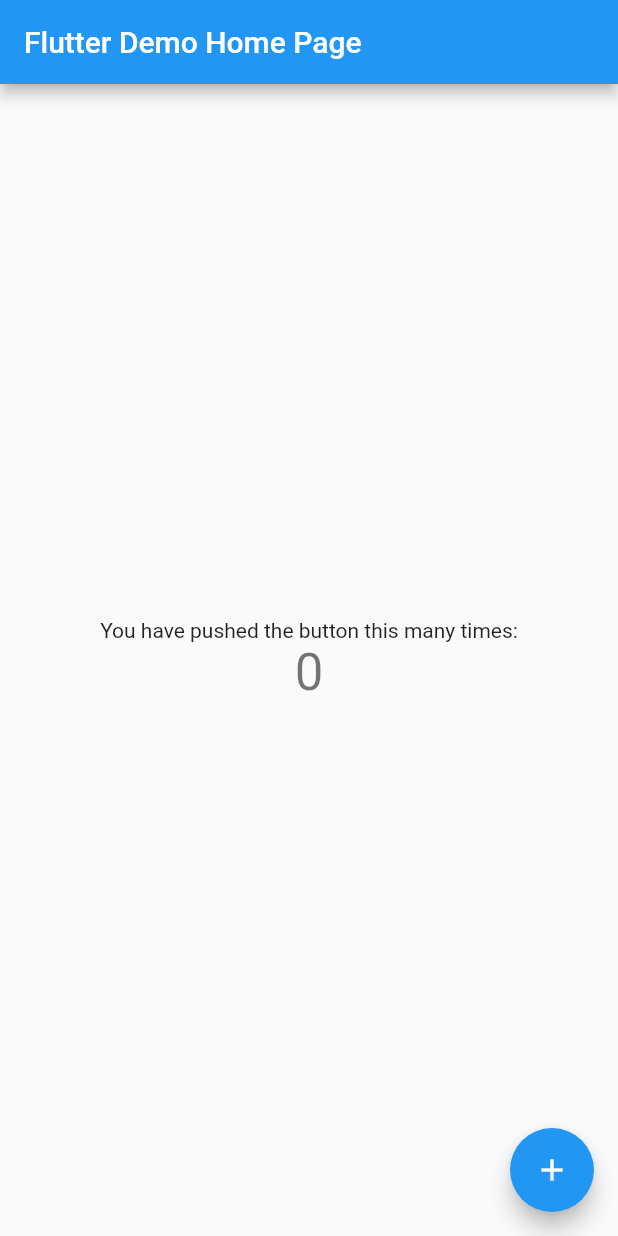
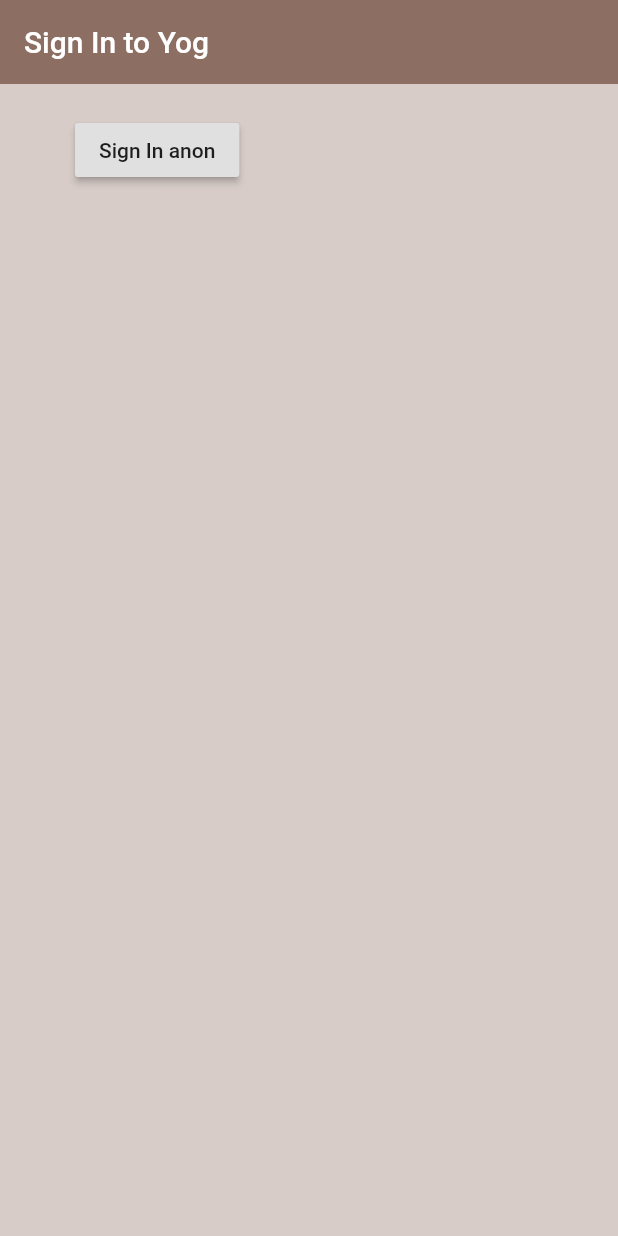
Before and after one commit to iqrafatimame/Flutter-Firebase, a Flutter app: the screen it shows after launch, on a phone screen of 412 x 824 dp. Run offline on Flutter 3.47's test engine with Material 2 defaults, Android fonts, the phone set to English and light mode, and no system bars; our stand-ins replace firebase_auth; accounts and stored records are empty.

Commit message:
📦 NEW: Sign in anonymously

```diff
--- a/lib/main.dart
+++ b/lib/main.dart
@@ -1,4 +1,8 @@
+import 'package:SignIn/models/user.dart';
+import 'package:SignIn/servives/auth.dart';
+import 'package:SignIn/wraper.dart';
 import 'package:flutter/material.dart';
+import 'package:provider/provider.dart';
 
 void main() {
   runApp(MyApp());
@@ -8,110 +12,12 @@ class MyApp extends StatelessWidget {
   // This widget is the root of your application.
   @override
   Widget build(BuildContext context) {
-    return MaterialApp(
-      title: 'Flutter Demo',
-      theme: ThemeData(
-        // This is the theme of your application.
-        //
-        // Try running your application with "flutter run". You'll see the
-        // application has a blue toolbar. Then, without quitting the app, try
-        // changing the primarySwatch below to Colors.green and then invoke
-        // "hot reload" (press "r" in the console where you ran "flutter run",
-        // or simply save your changes to "hot reload" in a Flutter IDE).
-        // Notice that the counter didn't reset back to zero; the application
-        // is not restarted.
-        primarySwatch: Colors.blue,
-        // This makes the visual density adapt to the platform that you run
-        // the app on. For desktop platforms, the controls will be smaller and
-        // closer together (more dense) than on mobile platforms.
-        visualDensity: VisualDensity.adaptivePlatformDensity,
+    return StreamProvider<User>.value(
+      value: AuthService().user,
+      child: MaterialApp(
+        debugShowCheckedModeBanner: false,
+        home: Wrapper(),
       ),
-      home: MyHomePage(title: 'Flutter Demo Home Page'),
     );
   }
 }
-
-class MyHomePage extends StatefulWidget {
-  MyHomePage({Key key, this.title}) : super(key: key);
-
-  // This widget is the home page of your application. It is stateful, meaning
-  // that it has a State object (defined below) that contains fields that affect
-  // how it looks.
-
-  // This class is the configuration for the state. It holds the values (in this
-  // case the title) provided by the parent (in this case the App widget) and
-  // used by the build method of the State. Fields in a Widget subclass are
-  // always marked "final".
-
-  final String title;
-
-  @override
-  _MyHomePageState createState() => _MyHomePageState();
-}
-
-class _MyHomePageState extends State<MyHomePage> {
-  int _counter = 0;
-
-  void _incrementCounter() {
-    setState(() {
-      // This call to setState tells the Flutter framework that something has
-      // changed in this State, which causes it to rerun the build method below
-      // so that the display can reflect the updated values. If we changed
-      // _counter without calling setState(), then the build method would not be
-      // called again, and so nothing would appear to happen.
-      _counter++;
-    });
-  }
-
-  @override
-  Widget build(BuildContext context) {
-    // This method is rerun every time setState is called, for instance as done
-    // by the _incrementCounter method above.
-    //
-    // The Flutter framework has been optimized to make rerunning build methods
-    // fast, so that you can just rebuild anything that needs updating rather
-    // than having to individually change instances of widgets.
-    return Scaffold(
-      appBar: AppBar(
-        // Here we take the value from the MyHomePage object that was created by
-        // the App.build method, and use it to set our appbar title.
-        title: Text(widget.title),
-      ),
-      body: Center(
-        // Center is a layout widget. It takes a single child and positions it
-        // in the middle of the parent.
-        child: Column(
-          // Column is also a layout widget. It takes a list of children and
-          // arranges them vertically. By default, it sizes itself to fit its
-          // children horizontally, and tries to be as tall as its parent.
-          //
-          // Invoke "debug painting" (press "p" in the console, choose the
-          // "Toggle Debug Paint" action from the Flutter Inspector in Android
-          // Studio, or the "Toggle Debug Paint" command in Visual Studio Code)
-          // to see the wireframe for each widget.
-          //
-          // Column has various properties to control how it sizes itself and
-          // how it positions its children. Here we use mainAxisAlignment to
-          // center the children vertically; the main axis here is the vertical
-          // axis because Columns are vertical (the cross axis would be
-          // horizontal).
-          mainAxisAlignment: MainAxisAlignment.center,
-          children: <Widget>[
-            Text(
-              'You have pushed the button this many times:',
-            ),
-            Text(
-              '$_counter',
-              style: Theme.of(context).textTheme.headline4,
-            ),
-          ],
-        ),
-      ),
-      floatingActionButton: FloatingActionButton(
-        onPressed: _incrementCounter,
-        tooltip: 'Increment',
-        child: Icon(Icons.add),
-      ), // This trailing comma makes auto-formatting nicer for build methods.
-    );
-  }
-}
--- /dev/null
+++ b/lib/models/user.dart
@@ -0,0 +1,5 @@
+class User {
+  final String uid;
+
+  User({this.uid});
+}
--- a/lib/screens/authenticate/authnticate.dart
+++ b/lib/screens/authenticate/authnticate.dart
@@ -0,0 +1,16 @@
+import 'package:SignIn/screens/authenticate/signin.dart';
+import 'package:flutter/material.dart';
+
+class Authenticate extends StatefulWidget {
+  @override
+  _AuthenticateState createState() => _AuthenticateState();
+}
+
+class _AuthenticateState extends State<Authenticate> {
+  @override
+  Widget build(BuildContext context) {
+    return Container(
+      child: SignIn(),
+    );
+  }
+}
--- /dev/null
+++ b/lib/screens/authenticate/signin.dart
@@ -0,0 +1,38 @@
+import 'package:SignIn/servives/auth.dart';
+import 'package:flutter/material.dart';
+
+class SignIn extends StatefulWidget {
+  @override
+  _SignInState createState() => _SignInState();
+}
+
+class _SignInState extends State<SignIn> {
+  final AuthService _auth = AuthService();
+
+  @override
+  Widget build(BuildContext context) {
+    return Scaffold(
+      backgroundColor: Colors.brown[100],
+      appBar: AppBar(
+        backgroundColor: Colors.brown[400],
+        elevation: 0.0,
+        title: Text("Sign In to Yog"),
+      ),
+      body: Container(
+        padding: EdgeInsets.symmetric(vertical: 20.0, horizontal: 50.0),
+        child: RaisedButton(
+          child: Text("Sign In anon"),
+          onPressed: () async {
+            dynamic result = await _auth.signInAnon();
+            if (result == null) {
+              print("error in sign in");
+            } else {
+              print("Signed In");
+              print(result.uid);
+            }
+          },
+        ),
+      ),
+    );
+  }
+}
--- a/lib/wraper.dart
+++ b/lib/wraper.dart
@@ -0,0 +1,11 @@
+import 'package:SignIn/screens/authenticate/authnticate.dart';
+import 'package:flutter/material.dart';
+import 'package:provider/provider.dart';
+
+class Wrapper extends StatelessWidget {
+  @override
+  Widget build(BuildContext context) {
+    //todo: return either home or authenticate
+    return Authenticate();
+  }
+}
--- a/pubspec.yaml
+++ b/pubspec.yaml
@@ -30,6 +30,7 @@ dependencies:
   cupertino_icons: ^0.1.3
   firebase_auth: ^0.14.0+5
   cloud_firestore: ^0.12.9+5
+  provider: ^4.3.2+2
 
 dev_dependencies:
   flutter_test:
```
Also changed, not shown: lib/home/home.dart (+10 -0 lines), lib/servives/auth.dart (+26 -1 lines), pubspec.lock, 3 other files.
